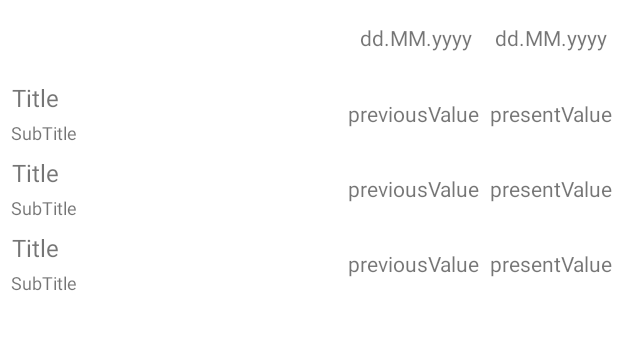
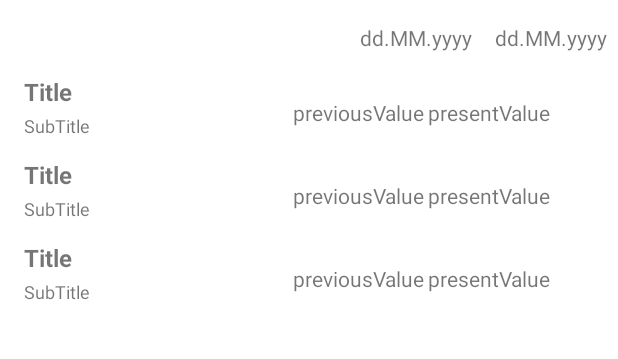
Before and after one commit to Bondidos/Currencyes, an Android app: the layout main_fragment.xml on its own in the app's theme, with its tools: preview values and no code run, on a phone screen of 412 x 824 dp, the part 84-443 px from its top. Run offline under Robolectric (Android 15) with nearby library versions, the phone set to English and light mode, and no system bars.

Commit message:
fixed main layout

```diff
--- a/app/src/main/java/com/bondidos/currencyConverter/domain/FetchAllUseCase.kt
+++ b/app/src/main/java/com/bondidos/currencyConverter/domain/FetchAllUseCase.kt
@@ -20,7 +20,7 @@ class FetchAllUseCase @Inject constructor(
                 val yesterday = repository.fetchAll(dates[0])
                 val today = repository.fetchAll(dates[1])
                 val result = utils.createCurrency(yesterday,today)
-                        Log.d("UseCAse", result.toString())
+//                        Log.d("UseCAse", result.toString())
                 Resources.Success(result)
             } catch (e: Exception) {
                 e.printStackTrace()
--- a/app/src/main/res/layout/currency_item.xml
+++ b/app/src/main/res/layout/currency_item.xml
@@ -1,71 +1,66 @@
 <?xml version="1.0" encoding="utf-8"?>
-<androidx.constraintlayout.widget.ConstraintLayout
-    xmlns:android="http://schemas.android.com/apk/res/android"
+<androidx.constraintlayout.widget.ConstraintLayout xmlns:android="http://schemas.android.com/apk/res/android"
     xmlns:app="http://schemas.android.com/apk/res-auto"
+    xmlns:tools="http://schemas.android.com/tools"
     android:layout_width="match_parent"
-    android:layout_height="@dimen/item_height">
+    android:layout_height="@dimen/item_height"
+    android:layout_marginBottom="5dp">
+
+    <TextView
+        android:id="@+id/previousValue"
+        android:layout_width="wrap_content"
+        android:layout_height="wrap_content"
+        android:layout_margin="5dp"
+        android:text="previousValue"
+        app:layout_constraintBottom_toBottomOf="parent"
+        app:layout_constraintStart_toStartOf="@+id/guideline5"
+        app:layout_constraintTop_toTopOf="parent" />
+
+    <TextView
+        android:id="@+id/presentValue"
+        android:layout_width="wrap_content"
+        android:layout_height="wrap_content"
+        android:layout_margin="5dp"
+        android:text="presentValue"
+        app:layout_constraintBottom_toBottomOf="parent"
+        app:layout_constraintStart_toStartOf="@+id/guideline4"
+        app:layout_constraintTop_toTopOf="parent" />
+
+    <TextView
+        android:id="@+id/title"
+        android:layout_width="wrap_content"
+        android:layout_height="wrap_content"
+        android:layout_marginBottom="4dp"
+        android:text="@string/title"
+        android:textSize="16sp"
+        android:textStyle="bold"
+        app:layout_constraintBottom_toTopOf="@+id/subTitle"
+        app:layout_constraintStart_toStartOf="@+id/subTitle" />
+
+    <TextView
+        android:id="@+id/subTitle"
+        android:layout_width="wrap_content"
+        android:layout_height="wrap_content"
+        android:layout_marginStart="16dp"
+        android:text="@string/subtitle"
+        android:textSize="12sp"
+        app:layout_constraintBottom_toBottomOf="parent"
+        app:layout_constraintStart_toStartOf="parent"
+        app:layout_constraintTop_toTopOf="parent"
+        app:layout_constraintVertical_bias="0.764" />
 
     <androidx.constraintlayout.widget.Guideline
         android:id="@+id/guideline4"
         android:layout_width="wrap_content"
         android:layout_height="wrap_content"
         android:orientation="vertical"
-        app:layout_constraintGuide_end="@dimen/first_guideLine"/>
+        app:layout_constraintGuide_begin="280dp" />
 
     <androidx.constraintlayout.widget.Guideline
         android:id="@+id/guideline5"
         android:layout_width="wrap_content"
         android:layout_height="wrap_content"
         android:orientation="vertical"
-        app:layout_constraintGuide_end="@dimen/second_guideLine"/>
+        app:layout_constraintGuide_begin="190dp" />
 
-    <TextView
-        android:id="@+id/previousValue"
-        android:layout_width="wrap_content"
-        android:layout_height="wrap_content"
-        android:text="previousValue"
-        app:layout_constraintBottom_toBottomOf="parent"
-        app:layout_constraintEnd_toStartOf="@+id/guideline4"
-        app:layout_constraintHorizontal_bias="0.0"
-        app:layout_constraintStart_toStartOf="@+id/guideline5"
-        app:layout_constraintTop_toTopOf="parent"
-        app:layout_constraintVertical_bias="0.516" />
-
-    <TextView
-        android:id="@+id/presentValue"
-        android:layout_width="wrap_content"
-        android:layout_height="wrap_content"
-        android:text="presentValue"
-        app:layout_constraintBottom_toBottomOf="parent"
-        app:layout_constraintEnd_toEndOf="parent"
-        app:layout_constraintHorizontal_bias="0.573"
-        app:layout_constraintStart_toStartOf="@+id/guideline4"
-        app:layout_constraintTop_toTopOf="parent"
-        app:layout_constraintVertical_bias="0.516" />
-
-    <TextView
-        android:id="@+id/title"
-        android:layout_width="wrap_content"
-        android:layout_height="wrap_content"
-        android:layout_marginTop="4dp"
-        android:text="@string/title"
-        android:textSize="16sp"
-        app:layout_constraintEnd_toStartOf="@+id/guideline5"
-        app:layout_constraintHorizontal_bias="0.04"
-        app:layout_constraintStart_toStartOf="parent"
-        app:layout_constraintTop_toTopOf="parent" />
-
-    <TextView
-        android:id="@+id/subTitle"
-        android:layout_width="wrap_content"
-        android:layout_height="wrap_content"
-        android:layout_marginTop="4dp"
-        android:text="@string/subtitle"
-        android:textSize="12sp"
-        app:layout_constraintBottom_toBottomOf="parent"
-        app:layout_constraintEnd_toStartOf="@+id/guideline5"
-        app:layout_constraintHorizontal_bias="0.04"
-        app:layout_constraintStart_toStartOf="parent"
-        app:layout_constraintTop_toBottomOf="@+id/title"
-        app:layout_constraintVertical_bias="0.0" />
 </androidx.constraintlayout.widget.ConstraintLayout>
```
Also changed, not shown: 1 other file.
